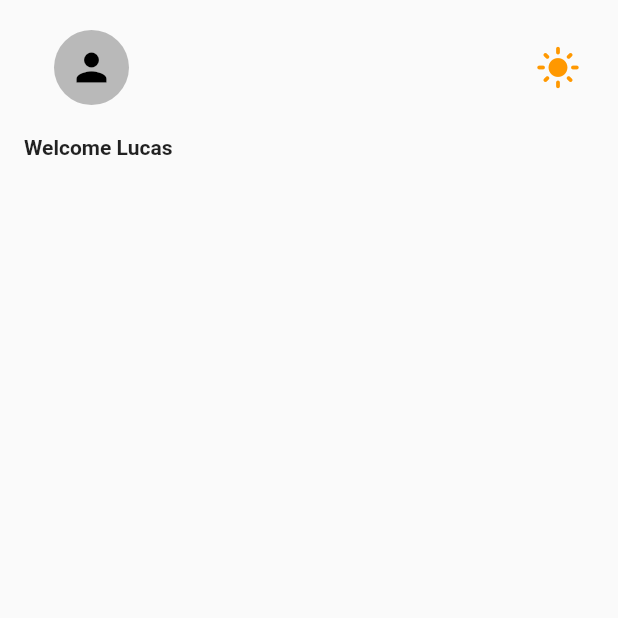
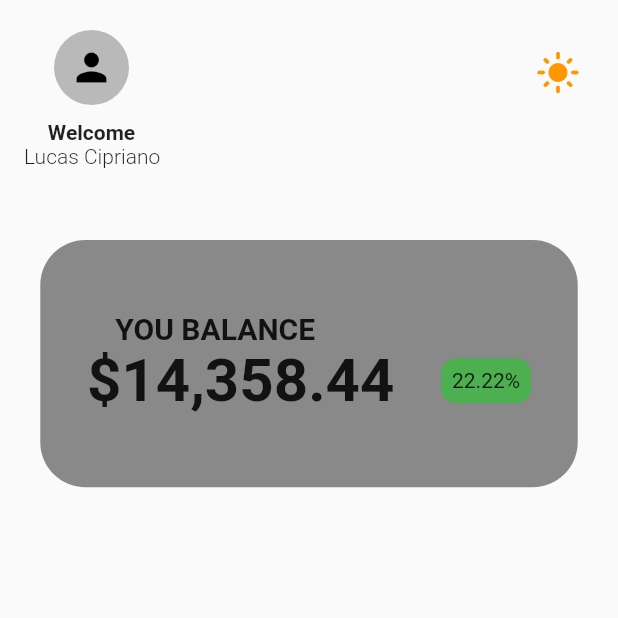
Before and after one commit to lucascipriano/Flutter-switch-theme, a Flutter app: the screen it shows after launch, on a phone screen of 412 x 824 dp, the top half of it. Run offline on Flutter 3.47's test engine with Material 2 defaults, Android fonts, the phone set to English and light mode, and no system bars.

Commit message:
add blaance

```diff
--- a/lib/components/header.dart
+++ b/lib/components/header.dart
@@ -1,11 +1,15 @@
+// ignore_for_file: prefer_const_constructors
+
 import 'package:flutter/material.dart';
-import 'package:randomproject/pages/home_page.dart';
+
 import 'package:randomproject/switch_theme.dart';
 
+// ignore: use_key_in_widget_constructors
 class Header extends StatelessWidget {
   @override
   Widget build(BuildContext context) {
     return Container(
+      height: 150,
       child: Padding(
         padding: const EdgeInsets.only(left: 16.0, right: 16.0),
         child: Column(
@@ -19,8 +23,8 @@ class Header extends StatelessWidget {
               ],
             ),
             Text(
-              "Welcome Lucas",
-              style: TextStyle(fontWeight: FontWeight.bold),
+              "Lucas Cipriano",
+              style: TextStyle(fontWeight: FontWeight.w300),
             ),
           ],
         ),
@@ -30,6 +34,7 @@ class Header extends StatelessWidget {
 }
 
 _profile() {
+  // ignore: avoid_unnecessary_containers
   return Container(
     child: HeaderUser(),
   );
@@ -37,13 +42,16 @@ _profile() {
 
 _options() {
   return Row(
+    // ignore: prefer_const_literals_to_create_immutables
     children: [
-      botaobolado(),
+      BotaoBolado(),
     ],
   );
 }
 
+// ignore: unused_element
 _icon(icon) {
+  // ignore: avoid_unnecessary_containers
   return Container(
     child: Icon(
       icon,
--- a/lib/main.dart
+++ b/lib/main.dart
@@ -1,3 +1,5 @@
+// ignore_for_file: prefer_const_constructors, duplicate_ignore
+
 import 'package:flutter/material.dart';
 import 'package:randomproject/controllers/app_controler.dart';
 import 'package:randomproject/pages/home_page.dart';
@@ -7,6 +9,8 @@ void main() {
 }
 
 class MyApp extends StatelessWidget {
+  const MyApp({Key? key}) : super(key: key);
+
   @override
   Widget build(BuildContext context) {
     // ignore: prefer_equal_for_default_values
@@ -17,10 +21,10 @@ class MyApp extends StatelessWidget {
           title: 'Switch Theme Example',
           debugShowCheckedModeBanner: false,
           theme: ThemeData(
-              primarySwatch: Colors.blue,
               brightness: AppController.instance.isDarkTheme
                   ? Brightness.dark
                   : Brightness.light),
+          // ignore: prefer_const_constructors
           home: HomePage(),
         );
       },
--- a/lib/pages/home_page.dart
+++ b/lib/pages/home_page.dart
@@ -1,6 +1,6 @@
 import 'package:flutter/material.dart';
 import 'package:randomproject/components/header.dart';
-import 'package:randomproject/controllers/app_controler.dart';
+import 'package:randomproject/switch_theme.dart';
 
 class HomePage extends StatefulWidget {
   const HomePage({Key? key}) : super(key: key);
@@ -20,6 +20,7 @@ class _HomePageState extends State<HomePage> {
           child: Column(
             children: [
               Header(),
+              BalanceUser(),
             ],
           ),
         ),
--- a/lib/switch_theme.dart
+++ b/lib/switch_theme.dart
@@ -1,14 +1,18 @@
+// ignore_for_file: prefer_const_constructors, duplicate_ignore
+
 import 'package:flutter/material.dart';
 import 'package:randomproject/controllers/app_controler.dart';
 
 bool isSelected = false;
 
-class botaobolado extends StatefulWidget {
+class BotaoBolado extends StatefulWidget {
+  const BotaoBolado({Key? key}) : super(key: key);
+
   @override
-  State<botaobolado> createState() => _botaoboladoState();
+  State<BotaoBolado> createState() => _BotaoBoladoState();
 }
 
-class _botaoboladoState extends State<botaobolado> {
+class _BotaoBoladoState extends State<BotaoBolado> {
   @override
   Widget build(BuildContext context) {
     return IconButton(
@@ -22,6 +26,7 @@ class _botaoboladoState extends State<botaobolado> {
       },
       icon: Container(
         child: isSelected == false
+            // ignore: prefer_const_constructors
             ? Icon(
                 Icons.light_mode,
                 size: 30,
@@ -46,12 +51,16 @@ class HeaderUser extends StatefulWidget {
 class _HeaderUserState extends State<HeaderUser> {
   @override
   Widget build(BuildContext context) {
-    return isSelected == false
+    return Column(
+      children: [
+        isSelected == false
             ? Container(
-            margin: EdgeInsets.all(20),
+                margin:
+                    EdgeInsets.only(top: 20, left: 20, right: 20, bottom: 10),
                 padding: EdgeInsets.all(10),
                 decoration: BoxDecoration(
-                borderRadius: BorderRadius.circular(30), color: Colors.black26),
+                    borderRadius: BorderRadius.circular(30),
+                    color: Colors.black26),
                 child: Icon(
                   Icons.person,
                   color: Colors.black,
@@ -59,15 +68,89 @@ class _HeaderUserState extends State<HeaderUser> {
                 ),
               )
             : Container(
-            margin: EdgeInsets.all(20),
+                margin:
+                    EdgeInsets.only(top: 20, left: 20, right: 20, bottom: 10),
                 padding: EdgeInsets.all(10),
                 decoration: BoxDecoration(
-                borderRadius: BorderRadius.circular(30), color: Colors.white38),
+                    borderRadius: BorderRadius.circular(30),
+                    color: Colors.white38),
                 child: Icon(
                   Icons.person,
                   color: Colors.white,
                   size: 30,
                 ),
+              ),
+        Text(
+          "Welcome",
+          style: TextStyle(fontWeight: FontWeight.bold),
+        ),
+      ],
     );
   }
 }
+
+class BalanceUser extends StatefulWidget {
+  const BalanceUser({Key? key}) : super(key: key);
+
+  @override
+  State<BalanceUser> createState() => _BalanceUserState();
+}
+
+class _BalanceUserState extends State<BalanceUser> {
+  @override
+  Widget build(BuildContext context) {
+    return Padding(
+      padding: EdgeInsets.only(top: 10),
+      child: Container(
+        height: MediaQuery.of(context).size.height / 5,
+        width: MediaQuery.of(context).size.height / 2.3,
+        decoration: BoxDecoration(
+          color: Colors.black45,
+          borderRadius: BorderRadius.all(
+            Radius.circular(30),
+          ),
+        ),
+        child: Column(
+          mainAxisAlignment: MainAxisAlignment.center,
+          crossAxisAlignment: CrossAxisAlignment.start,
+          children: [
+            Padding(
+              padding: const EdgeInsets.only(left: 50),
+              child: Text(
+                "YOU BALANCE",
+                style: TextStyle(
+                  fontWeight: FontWeight.w600,
+                  fontSize: 20,
+                ),
+              ),
+            ),
+            Row(
+              mainAxisAlignment: MainAxisAlignment.spaceEvenly,
+              children: [
+                Text(
+                  "\$14,358.44",
+                  style: TextStyle(
+                    fontSize: 40,
+                    fontWeight: FontWeight.w600,
+                  ),
+                ),
+                Container(
+                  decoration: BoxDecoration(
+                    color: Colors.green[500],
+                    borderRadius: BorderRadius.all(
+                      Radius.circular(10),
+                    ),
+                  ),
+                  alignment: Alignment.center,
+                  height: 30,
+                  width: 60,
+                  child: Text("22.22%"),
+                )
+              ],
+            ),
+          ],
+        ),
+      ),
+    );
+  }
+}
--- a/pubspec.yaml
+++ b/pubspec.yaml
@@ -34,6 +34,7 @@ dependencies:
   # The following adds the Cupertino Icons font to your application.
   # Use with the CupertinoIcons class for iOS style icons.
   cupertino_icons: ^1.0.2
+  flutter_statusbarcolor: ^0.2.3
 
 dev_dependencies:
   flutter_test:
```
Also changed, not shown: pubspec.lock. Lines whose indentation alone changed are shown as unchanged.
